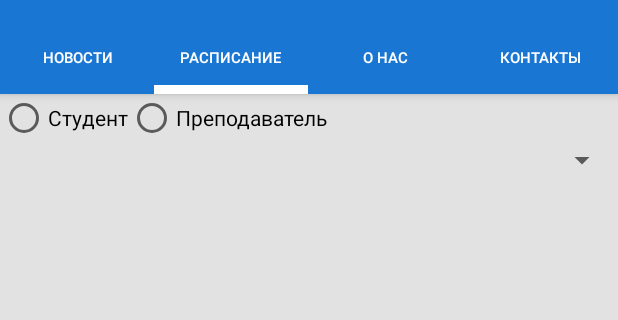
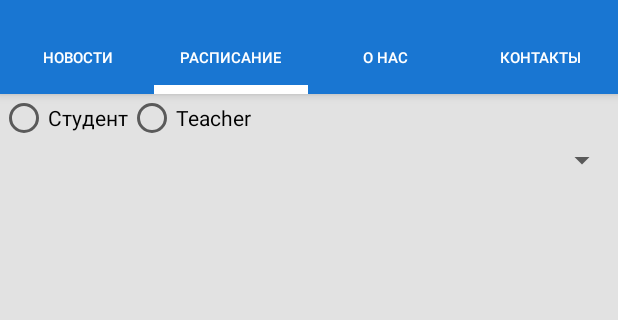
Before and after one commit to hasot/PhisicsApp, an Android app: the screen it shows after launch (MainActivity), tab 2 chosen, on a phone screen of 412 x 824 dp, the part 62-382 px from its top. Run offline under Robolectric (Android 15) with nearby library versions, the phone set to English and light mode, and no system bars.

Commit message:
Rename button

```diff
--- a/app/src/main/res/values/strings.xml
+++ b/app/src/main/res/values/strings.xml
@@ -8,6 +8,6 @@
     //timeTable text
 
     <string name="Student">Студент</string>
-    <string name="Teacher">Преподаватель</string>
+    <string name="Teacher">Teacher</string>
 
 </resources>
```
